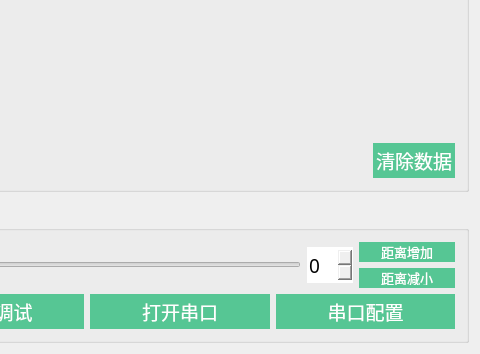
Old version of the form mainwindow.ui in the repository HITXZA/diansai2017Uper2; both pictures show x 120 to 600 and y 246 to 600 of the 600 by 600 pixel window.
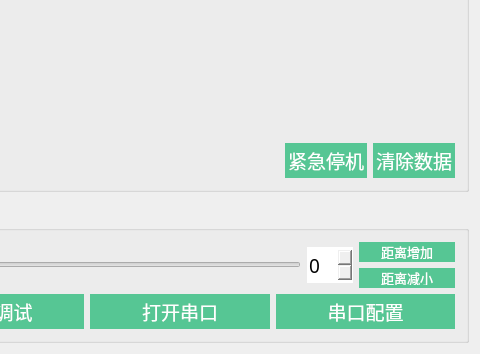
New version of the form. Icons and pictures are not drawn. Custom widgets are drawn as their Qt base class.

```diff
--- a/mainwindow.ui
+++ b/mainwindow.ui
@@ -68,6 +68,29 @@
                </property>
               </spacer>
              </item>
+             <item>
+              <widget class="QPushButton" name="stopbutton">
+               <property name="styleSheet">
+                <string notr="true">QPushButton {
+    background-color: rgb(86,198,148);
+	color:white;
+    border-style: none;
+	min-width: 30ex;
+    min-height: 10ex;
+	padding: 3px;
+}
+QPushButton:hover {
+   background-color: rgb(154,220,192);
+}
+QPushButton:pressed {
+   background-color: rgb(101,148,128);
+}</string>
+               </property>
+               <property name="text">
+                <string>紧急停机</string>
+               </property>
+              </widget>
+             </item>
              <item>
               <widget class="QPushButton" name="cleanButton">
                <property name="styleSheet">
```
